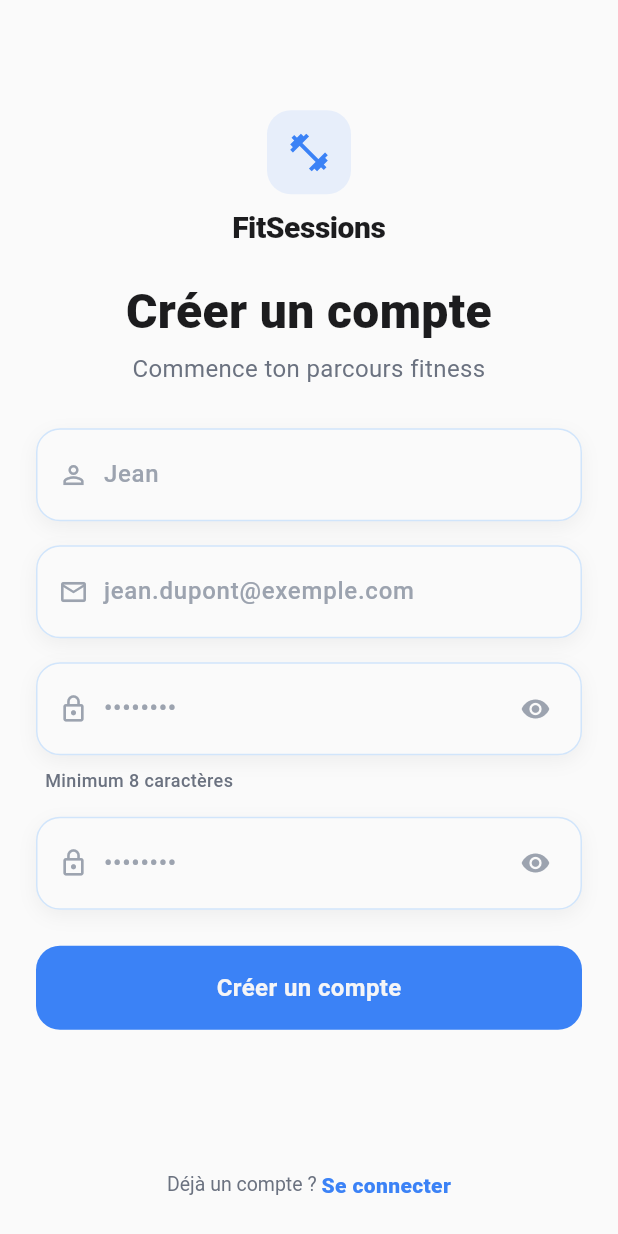
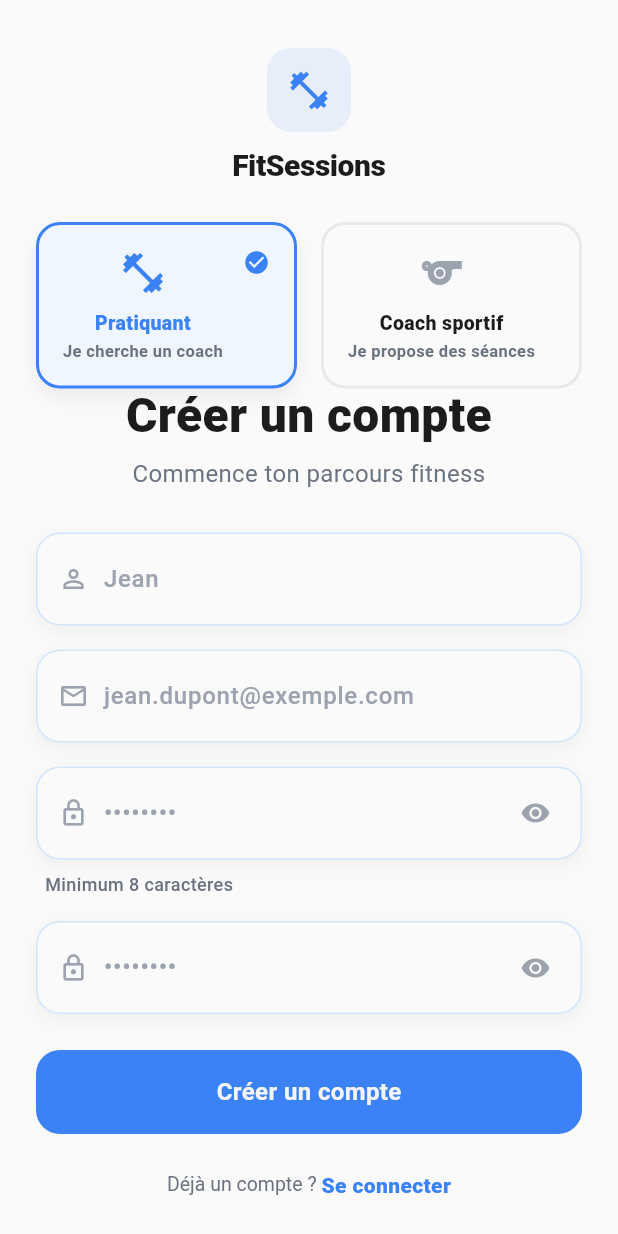
Before and after one commit to thibaultncls/fit_sessions, a Flutter app: the RegistrationPage screen opened by its route, on a phone screen of 412 x 824 dp. Run offline on Flutter 3.47's test engine with Material 3 defaults, Android fonts, the phone set to English and light mode, and no system bars; our stand-ins replace auto_route, cloud_firestore, dartz, firebase_auth, firebase_core, flutter_riverpod and 2 more; accounts and stored records are empty; Roboto replaces fonts that are missing (Poppins).

Commit message:
feat: Ajout de la gestion des rôles avec RoleProvider et intégration dans les pages d'inscription et de connexion

```diff
--- a/lib/core/config/di.dart
+++ b/lib/core/config/di.dart
@@ -5,6 +5,8 @@ import 'package:fit_sessions/features/auth/data/data_sources/auth_remote_data_so
 import 'package:fit_sessions/features/auth/data/repositories/auth_repository_impl.dart';
 import 'package:fit_sessions/features/auth/domain/repositories/auth_repository.dart';
 import 'package:fit_sessions/features/auth/domain/use_cases/is_signed_in.dart';
+import 'package:fit_sessions/features/auth/presentation/providers/register_provider.dart';
+import 'package:fit_sessions/features/auth/presentation/providers/role_provider.dart';
 import 'package:get_it/get_it.dart';
 
 class DI {
@@ -24,7 +26,9 @@ class DI {
         () => AuthRemoteDataSourceImpl(firebaseAuth: _instance(), firestore: _instance()),
       )
       ..registerFactory<AuthRepository>(() => AuthRepositoryImpl(remoteDataSource: _instance()))
-      ..registerFactory(() => IsSignedIn(repository: _instance()));
+      ..registerFactory(() => IsSignedIn(repository: _instance()))
+      ..registerLazySingleton(() => RoleProvider())
+      ..registerLazySingleton(() => RegisterProvider(role: _instance()));
 
     _instance.registerFactory<AuthGuard>(() => AuthGuard(isSignedIn: _instance()));
   }
--- a/lib/features/auth/presentation/pages/login_page.dart
+++ b/lib/features/auth/presentation/pages/login_page.dart
@@ -3,6 +3,7 @@ import 'package:fit_sessions/core/common/widgets/custom_elevated_button.dart';
 import 'package:fit_sessions/core/constants/color.dart';
 import 'package:fit_sessions/core/extensions/theme_extension.dart';
 import 'package:fit_sessions/features/auth/presentation/widgets/auth_input.dart';
+import 'package:fit_sessions/features/auth/presentation/widgets/logo_header.dart';
 import 'package:flutter/material.dart';
 import 'package:flutter_riverpod/flutter_riverpod.dart';
 
@@ -46,30 +47,7 @@ class _LoginPageState extends State<LoginPage> {
                         const SizedBox(height: 8),
 
                         // Logo area
-                        Column(
-                          children: [
-                            Container(
-                              width: 64,
-                              height: 64,
-                              decoration: BoxDecoration(
-                                color: context.primaryColor.withValues(alpha: 0.20),
-                                shape: BoxShape.circle,
-                                border: Border.all(color: context.primaryColor.withValues(alpha: 0.10)),
-                              ),
-                              child: Icon(Icons.fitness_center, size: 32, color: context.primaryColor),
-                            ),
-                            const SizedBox(height: 12),
-                            Text(
-                              'FitSessions',
-                              style: TextStyle(
-                                color: context.primaryColor,
-                                fontSize: 12,
-                                fontWeight: FontWeight.w800,
-                                letterSpacing: 0.8,
-                              ),
-                            ),
-                          ],
-                        ),
+                        const LogoHeader(),
 
                         const SizedBox(height: 40),
 
--- a/lib/features/auth/presentation/pages/registration_page.dart
+++ b/lib/features/auth/presentation/pages/registration_page.dart
@@ -1,11 +1,14 @@
 import 'package:auto_route/auto_route.dart';
 import 'package:fit_sessions/core/common/widgets/custom_elevated_button.dart';
+import 'package:fit_sessions/core/config/di.dart';
 import 'package:fit_sessions/core/constants/color.dart';
 import 'package:fit_sessions/core/extensions/theme_extension.dart';
 import 'package:fit_sessions/core/state/async_state.dart';
 import 'package:fit_sessions/core/utils/dialog_utils.dart';
 import 'package:fit_sessions/features/auth/presentation/providers/register_provider.dart';
 import 'package:fit_sessions/features/auth/presentation/widgets/auth_input.dart';
+import 'package:fit_sessions/features/auth/presentation/widgets/logo_header.dart';
+import 'package:fit_sessions/features/auth/presentation/widgets/role_selector.dart' hide RegisterRole;
 import 'package:flutter/material.dart';
 import 'package:flutter_riverpod/flutter_riverpod.dart';
 
@@ -27,8 +30,9 @@ class _RegistrationPageState extends State<RegistrationPage> {
   final _emailCtrl = TextEditingController();
   final _passwordCtrl = TextEditingController();
   final _confirmPasswordCtrl = TextEditingController();
+
   final _registerProvider = StateNotifierProvider<RegisterProvider, AsyncState<void>>(
-    (ref) => RegisterProvider(),
+    (ref) => DI.instance<RegisterProvider>(),
   );
 
   @override
@@ -61,33 +65,15 @@ class _RegistrationPageState extends State<RegistrationPage> {
                       children: [
                         const SizedBox(height: 8),
 
-                        // Logo Header (comme AuthPage)
-                        Column(
-                          children: [
-                            Container(
-                              width: 56,
-                              height: 56,
-                              decoration: BoxDecoration(
-                                color: context.primaryColor.withValues(alpha: 0.10),
-                                borderRadius: BorderRadius.circular(16),
-                              ),
-                              child: Icon(Icons.fitness_center, size: 30, color: context.primaryColor),
-                            ),
-                            const SizedBox(height: 12),
-                            Text(
-                              'FitSessions',
-                              style: TextStyle(
-                                color: context.textColor,
-                                fontSize: 20,
-                                fontWeight: FontWeight.w800,
-                                letterSpacing: -0.3,
-                                height: 1.0,
-                              ),
-                            ),
-                          ],
-                        ),
+                        // Logo Header
+                        const LogoHeader(),
 
                         const SizedBox(height: 28),
+                        Consumer(
+                          builder: (context, ref, _) {
+                            return RoleSelector();
+                          },
+                        ),
 
                         // Headlines
                         Text(
--- a/lib/features/auth/presentation/providers/register_provider.dart
+++ b/lib/features/auth/presentation/providers/register_provider.dart
@@ -1,8 +1,10 @@
 import 'package:fit_sessions/core/state/async_state.dart';
+import 'package:fit_sessions/features/auth/presentation/providers/role_provider.dart';
 import 'package:flutter_riverpod/flutter_riverpod.dart';
 
 class RegisterProvider extends StateNotifier<AsyncState> {
-  RegisterProvider() : super(const AsyncState.initial());
+  final RoleProvider role;
+  RegisterProvider({required this.role}) : super(const AsyncState.initial());
 
   Future<void> register(String email, String password, String confirmPassword, String username) async {
     try {
--- /dev/null
+++ b/lib/features/auth/presentation/providers/role_provider.dart
@@ -0,0 +1,13 @@
+import 'package:flutter_riverpod/flutter_riverpod.dart';
+
+enum RegisterRole { client, coach }
+
+class RoleProvider extends StateNotifier<RegisterRole> {
+  RoleProvider() : super(RegisterRole.client);
+
+  void setRole(RegisterRole role) {
+    state = role;
+  }
+
+  RegisterRole get role => state;
+}
--- /dev/null
+++ b/lib/features/auth/presentation/widgets/logo_header.dart
@@ -0,0 +1,34 @@
+import 'package:fit_sessions/core/extensions/theme_extension.dart';
+import 'package:flutter/material.dart';
+
+class LogoHeader extends StatelessWidget {
+  const LogoHeader({super.key});
+
+  @override
+  Widget build(BuildContext context) {
+    return Column(
+      children: [
+        Container(
+          width: 56,
+          height: 56,
+          decoration: BoxDecoration(
+            color: context.primaryColor.withValues(alpha: 0.10),
+            borderRadius: BorderRadius.circular(16),
+          ),
+          child: Icon(Icons.fitness_center, size: 30, color: context.primaryColor),
+        ),
+        const SizedBox(height: 12),
+        Text(
+          'FitSessions',
+          style: TextStyle(
+            color: context.textColor,
+            fontSize: 20,
+            fontWeight: FontWeight.w800,
+            letterSpacing: -0.3,
+            height: 1.0,
+          ),
+        ),
+      ],
+    );
+  }
+}
--- /dev/null
+++ b/lib/features/auth/presentation/widgets/role_selector.dart
@@ -0,0 +1,128 @@
+import 'package:fit_sessions/core/extensions/theme_extension.dart';
+import 'package:fit_sessions/features/auth/presentation/providers/role_provider.dart';
+import 'package:flutter/material.dart';
+import 'package:flutter_riverpod/flutter_riverpod.dart';
+
+final _roleProvider = StateNotifierProvider<RoleProvider, RegisterRole>((ref) => RoleProvider());
+
+class RoleSelector extends ConsumerWidget {
+  const RoleSelector({super.key});
+
+  @override
+  Widget build(BuildContext context, WidgetRef ref) {
+    final role = ref.watch(_roleProvider);
+    return Row(
+      children: [
+        Expanded(
+          child: _RoleCard(
+            selected: role == RegisterRole.client,
+            icon: Icons.fitness_center,
+            title: 'Pratiquant',
+            subtitle: 'Je cherche un coach',
+            onTap: () => ref.read(_roleProvider.notifier).setRole(RegisterRole.client),
+          ),
+        ),
+        const SizedBox(width: 16),
+        Expanded(
+          child: _RoleCard(
+            selected: role == RegisterRole.coach,
+            icon: Icons.sports,
+            title: 'Coach sportif',
+            subtitle: 'Je propose des séances',
+            onTap: () => ref.read(_roleProvider.notifier).setRole(RegisterRole.coach),
+          ),
+        ),
+      ],
+    );
+  }
+}
+
+class _RoleCard extends StatelessWidget {
+  const _RoleCard({
+    required this.selected,
+    required this.icon,
+    required this.title,
+    required this.subtitle,
+    required this.onTap,
+  });
+
+  final bool selected;
+  final IconData icon;
+  final String title;
+  final String subtitle;
+  final VoidCallback onTap;
+
+  @override
+  Widget build(BuildContext context) {
+    final isDark = Theme.of(context).brightness == Brightness.dark;
+
+    final border = selected ? context.primaryColor : context.tertiaryTextColor.withValues(alpha: 0.20);
+    final bg = selected
+        ? (isDark ? context.primaryColor.withValues(alpha: 0.10) : const Color(0xFFEFF6FF)) // blue-50
+        : context.surfaceColor;
+
+    final titleColor = selected ? context.primaryColor : context.textColor;
+    final iconColor = selected ? context.primaryColor : context.tertiaryTextColor;
+
+    return GestureDetector(
+      onTap: onTap,
+      child: AnimatedContainer(
+        duration: const Duration(milliseconds: 180),
+        curve: Curves.easeOut,
+        padding: const EdgeInsets.all(16),
+        decoration: BoxDecoration(
+          color: bg,
+          borderRadius: BorderRadius.circular(16),
+          border: Border.all(color: border, width: 2),
+          boxShadow: [
+            if (selected)
+              BoxShadow(
+                color: Colors.black.withValues(alpha: 0.06),
+                blurRadius: 10,
+                offset: const Offset(0, 6),
+              ),
+          ],
+        ),
+        child: Stack(
+          children: [
+            // Content
+            Column(
+              mainAxisAlignment: MainAxisAlignment.center,
+              children: [
+                Icon(icon, size: 32, color: iconColor),
+                const SizedBox(height: 10),
+                Text(
+                  title,
+                  textAlign: TextAlign.center,
+                  style: TextStyle(color: titleColor, fontSize: 13, fontWeight: FontWeight.w800, height: 1.1),
+                ),
+                const SizedBox(height: 6),
+                Text(
+                  subtitle,
+                  textAlign: TextAlign.center,
+                  style: TextStyle(
+                    color: context.secondaryTextColor,
+                    fontSize: 11,
+                    fontWeight: FontWeight.w600,
+                    height: 1.2,
+                  ),
+                ),
+              ],
+            ),
+
+            // Check (top-right)
+            Positioned(
+              top: 0,
+              right: 0,
+              child: AnimatedOpacity(
+                duration: const Duration(milliseconds: 160),
+                opacity: selected ? 1 : 0,
+                child: Icon(Icons.check_circle, size: 18, color: context.primaryColor),
+              ),
+            ),
+          ],
+        ),
+      ),
+    );
+  }
+}
```
